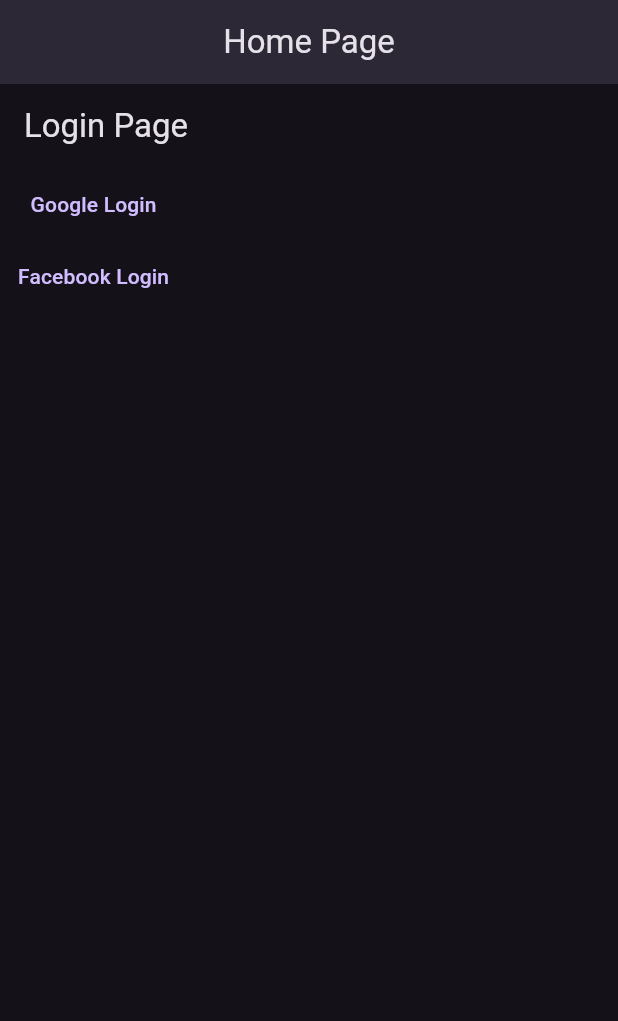
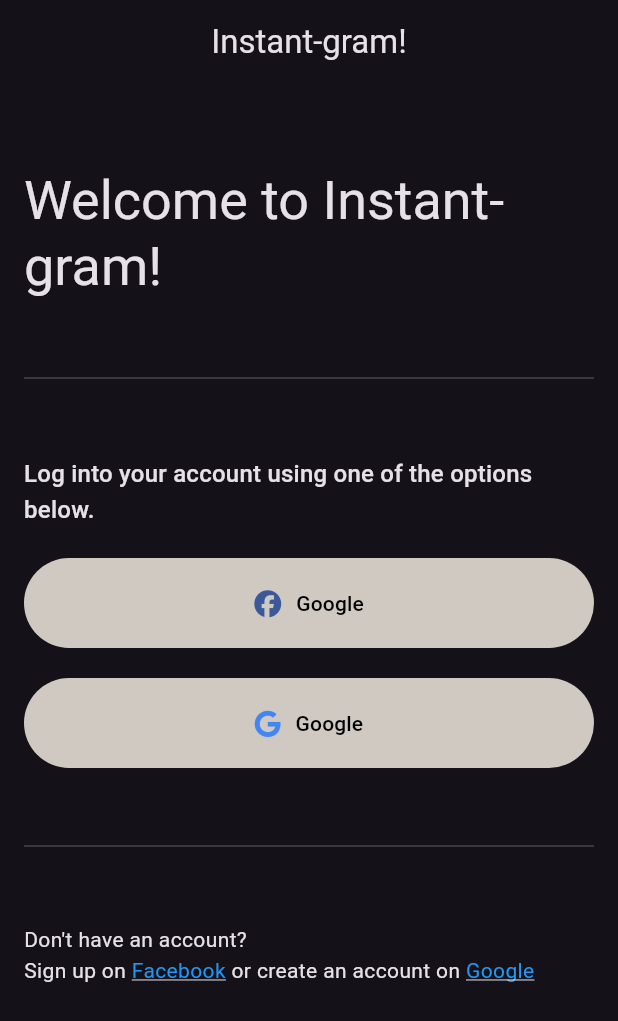
Before and after one commit to devruhulamin/photo-video-sharing-apps, a Flutter app: the screen it shows after launch, on a phone screen of 412 x 824 dp. Shown: the top 1021 px of the screen. Run offline on Flutter 3.47's test engine with Material 3 defaults, Android fonts, the phone set to English and light mode, and no system bars; our stand-ins replace cloud_firestore, firebase_auth, firebase_core, font_awesome_flutter, google_sign_in, hooks_riverpod; missing offline and left inert: flutter_facebook_auth; accounts and stored records are empty; generated files the repository leaves out were written again.

Commit message:
implenting login view

```diff
--- /dev/null
+++ b/lib/extension/string/as_html_color_to_color.dart
@@ -0,0 +1,7 @@
+import 'package:flutter/material.dart';
+import 'package:instagram_clone/extension/string/remove_all.dart';
+
+extension AsHtmlColorToColor on String {
+  Color htmlColorToColor() =>
+      Color(int.parse(removeAll(['0x', '#']).padLeft(8, 'ff'), radix: 16));
+}
--- /dev/null
+++ b/lib/extension/string/remove_all.dart
@@ -0,0 +1,4 @@
+extension RemoveAll on String {
+  String removeAll(Iterable<String> values) =>
+      values.fold(this, (result, pattern) => result.replaceAll(pattern, ''));
+}
--- a/lib/main.dart
+++ b/lib/main.dart
@@ -9,6 +9,7 @@ import 'package:instagram_clone/state/auth/providers/auth_state_provider.dart';
 import 'package:instagram_clone/state/auth/providers/is_login_provider.dart';
 import 'package:instagram_clone/state/providers/is_loading_provider.dart';
 import 'package:instagram_clone/views/components/constants/loading/loading_screen.dart';
+import 'package:instagram_clone/views/login/login_view.dart';
 
 extension Log on Object {
   void log() => devtools.log(toString());
@@ -19,7 +20,7 @@ void main() async {
   await Firebase.initializeApp(
     options: DefaultFirebaseOptions.currentPlatform,
   );
-  runApp(const MyApp());
+  runApp(const ProviderScope(child: MyApp()));
 }
 
 class MyApp extends StatelessWidget {
@@ -39,69 +40,27 @@ class MyApp extends StatelessWidget {
         indicatorColor: Colors.blueGrey,
       ),
       themeMode: ThemeMode.dark,
-      home: const ProviderScope(child: Home()),
-    );
-  }
-}
-
-class Home extends StatefulWidget {
-  const Home({super.key});
-
-  @override
-  State<Home> createState() => _HomeState();
-}
-
-class _HomeState extends State<Home> {
-  @override
-  Widget build(BuildContext context) {
-    return Scaffold(
-      appBar: AppBar(
-        elevation: 10,
-        title: const Text("Home Page"),
-        centerTitle: true,
-      ),
-      body: Consumer(
-        builder: (_, ref, child) {
-          ref.listen<bool>(isLoadingProvider, (previous, next) {
-            next.log();
-            if (next) {
-              LoadingScreen.instance().show(context: context);
-            } else {
-              LoadingScreen.instance().hide();
-            }
-          });
+      home: Consumer(
+        builder: (context, ref, child) {
+          ref.listen<bool>(
+            isLoadingProvider,
+            (_, isLoading) {
+              if (isLoading) {
+                LoadingScreen.instance().show(
+                  context: context,
+                );
+              } else {
+                LoadingScreen.instance().hide();
+              }
+            },
+          );
           final isloggedIn = ref.watch(isLoggedInProvider);
           if (isloggedIn) {
             return const MainPage();
           } else {
-            return const LoginPage();
+            return const LoginView();
           }
         },
-      ),
-    );
-  }
-}
-
-class LoginPage extends ConsumerWidget {
-  const LoginPage({super.key});
-
-  @override
-  Widget build(BuildContext context, WidgetRef ref) {
-    return Scaffold(
-      appBar: AppBar(title: const Text("Login Page")),
-      body: Column(
-        children: [
-          TextButton(
-              onPressed: () async {
-                ref.read(authStateProvider.notifier).loginWithGoogle();
-              },
-              child: const Text("Google Login")),
-          TextButton(
-              onPressed: () async {
-                ref.read(authStateProvider.notifier).loginWithFacebook();
-              },
-              child: const Text("Facebook Login")),
-        ],
       ),
     );
   }
--- a/lib/state/auth/models/auth_state.dart
+++ b/lib/state/auth/models/auth_state.dart
@@ -20,7 +20,7 @@ class AuthState {
 
   @override
   bool operator ==(covariant AuthState other) =>
-      identical(this, other) ||
+      identical(this, other) &&
       (result == other.result &&
           isLoading == other.isLoading &&
           userId == other.userId);
--- a/lib/state/auth/notifier/auth_state_notifier.dart
+++ b/lib/state/auth/notifier/auth_state_notifier.dart
@@ -20,7 +20,7 @@ class AuthStateNotifier extends StateNotifier<AuthState> {
     state = state.copyWithLoading(true);
     await _authenticator.logout();
     state = const AuthState.unknown();
-    state = state.copyWithLoading(false);
+    // state = state.copyWithLoading(false);
   }
 
   Future<void> loginWithGoogle() async {
@@ -31,6 +31,8 @@ class AuthStateNotifier extends StateNotifier<AuthState> {
     if (result == AuthResult.success && userId != null) {
       saveUserInfo(userId: userId);
       state = AuthState(result: result, isLoading: false, userId: userId);
+    } else {
+      state = const AuthState.unknown();
     }
   }
 
@@ -42,6 +44,8 @@ class AuthStateNotifier extends StateNotifier<AuthState> {
     if (result == AuthResult.success && userId != null) {
       saveUserInfo(userId: userId);
       state = AuthState(result: result, isLoading: false, userId: userId);
+    } else {
+      state = const AuthState.unknown();
     }
   }
 
--- /dev/null
+++ b/lib/views/constants/app_colors.dart
@@ -0,0 +1,11 @@
+import 'package:flutter/material.dart' show Colors, immutable;
+import 'package:instagram_clone/extension/string/as_html_color_to_color.dart';
+
+@immutable
+class AppColors {
+  static final loginButtonColor = '#cfc9c2'.htmlColorToColor();
+  static const loginButtonTextColor = Colors.black;
+  static final googleColor = '#4285F4'.htmlColorToColor();
+  static final facebookColor = '#3b5998'.htmlColorToColor();
+  const AppColors._();
+}
--- /dev/null
+++ b/lib/views/login/divider_with_margin.dart
@@ -0,0 +1,20 @@
+import 'package:flutter/material.dart';
+
+class DividerWithMargin extends StatelessWidget {
+  const DividerWithMargin({super.key});
+
+  @override
+  Widget build(BuildContext context) {
+    return const Column(
+      children: [
+        SizedBox(
+          height: 44.0,
+        ),
+        Divider(),
+        SizedBox(
+          height: 44.0,
+        ),
+      ],
+    );
+  }
+}
--- /dev/null
+++ b/lib/views/login/facebook_button.dart
@@ -0,0 +1,28 @@
+import 'package:flutter/material.dart';
+import 'package:font_awesome_flutter/font_awesome_flutter.dart';
+import 'package:instagram_clone/views/constants/app_colors.dart';
+import 'package:instagram_clone/views/constants/view_strings.dart';
+
+class FacebookButton extends StatelessWidget {
+  const FacebookButton({super.key});
+
+  @override
+  Widget build(BuildContext context) {
+    return SizedBox(
+      height: 44.0,
+      child: Row(
+        mainAxisAlignment: MainAxisAlignment.center,
+        children: [
+          FaIcon(
+            FontAwesomeIcons.facebook,
+            color: AppColors.facebookColor,
+          ),
+          const SizedBox(
+            width: 10,
+          ),
+          const Text(ViewStrings.google)
+        ],
+      ),
+    );
+  }
+}
--- /dev/null
+++ b/lib/views/login/google_button.dart
@@ -0,0 +1,28 @@
+import 'package:flutter/material.dart';
+import 'package:font_awesome_flutter/font_awesome_flutter.dart';
+import 'package:instagram_clone/views/constants/app_colors.dart';
+import 'package:instagram_clone/views/constants/view_strings.dart';
+
+class GoogleButton extends StatelessWidget {
+  const GoogleButton({super.key});
+
+  @override
+  Widget build(BuildContext context) {
+    return SizedBox(
+      height: 44.0,
+      child: Row(
+        mainAxisAlignment: MainAxisAlignment.center,
+        children: [
+          FaIcon(
+            FontAwesomeIcons.google,
+            color: AppColors.googleColor,
+          ),
+          const SizedBox(
+            width: 10,
+          ),
+          const Text(ViewStrings.google)
+        ],
+      ),
+    );
+  }
+}
--- /dev/null
+++ b/lib/views/login/login_view.dart
@@ -0,0 +1,72 @@
+import 'package:flutter/material.dart';
+import 'package:hooks_riverpod/hooks_riverpod.dart';
+import 'package:instagram_clone/state/auth/providers/auth_state_provider.dart';
+import 'package:instagram_clone/views/constants/app_colors.dart';
+import 'package:instagram_clone/views/constants/view_strings.dart';
+import 'package:instagram_clone/views/login/divider_with_margin.dart';
+import 'package:instagram_clone/views/login/facebook_button.dart';
+import 'package:instagram_clone/views/login/google_button.dart';
+import 'package:instagram_clone/views/login/login_view_sign_up_links.dart';
+
+class LoginView extends ConsumerWidget {
+  const LoginView({super.key});
+
+  @override
+  Widget build(BuildContext context, WidgetRef ref) {
+    return Scaffold(
+      appBar: AppBar(
+        title: const Text(ViewStrings.appName),
+        centerTitle: true,
+      ),
+      body: Padding(
+        padding: const EdgeInsets.all(16),
+        child: SingleChildScrollView(
+          child: Column(
+            crossAxisAlignment: CrossAxisAlignment.stretch,
+            children: [
+              const SizedBox(
+                height: 40,
+              ),
+              Text(
+                ViewStrings.welcomeToAppName,
+                style: Theme.of(context).textTheme.displaySmall,
+              ),
+              const DividerWithMargin(),
+              Text(
+                ViewStrings.logIntoYourAccount,
+                style: Theme.of(context)
+                    .textTheme
+                    .titleMedium
+                    ?.copyWith(height: 1.5),
+              ),
+              const SizedBox(
+                height: 20,
+              ),
+              TextButton(
+                  style: TextButton.styleFrom(
+                    backgroundColor: AppColors.loginButtonColor,
+                    foregroundColor: AppColors.loginButtonTextColor,
+                  ),
+                  onPressed:
+                      ref.read(authStateProvider.notifier).loginWithFacebook,
+                  child: const FacebookButton()),
+              const SizedBox(
+                height: 20,
+              ),
+              TextButton(
+                  style: TextButton.styleFrom(
+                    backgroundColor: AppColors.loginButtonColor,
+                    foregroundColor: AppColors.loginButtonTextColor,
+                  ),
+                  onPressed:
+                      ref.read(authStateProvider.notifier).loginWithGoogle,
+                  child: const GoogleButton()),
+              const DividerWithMargin(),
+              const LoginViewSignupLinks()
+            ],
+          ),
+        ),
+      ),
+    );
+  }
+}
```
